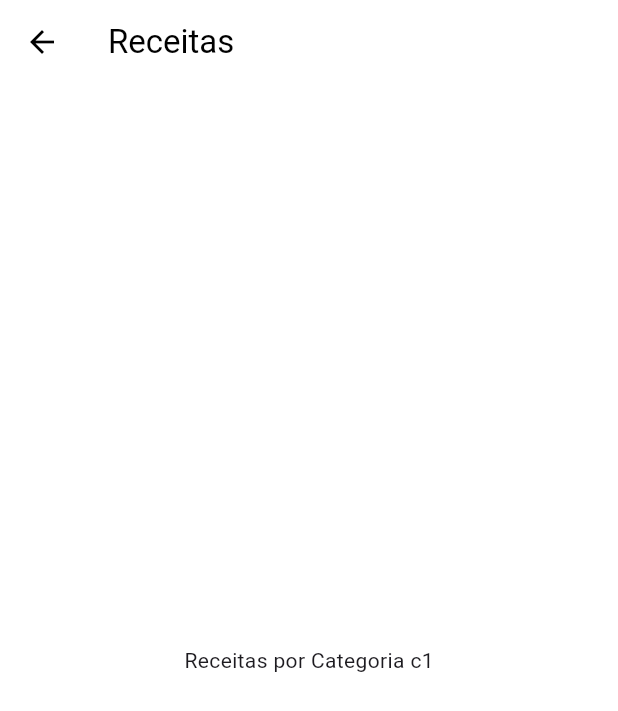
After one commit to elias-ssouza/meals, a Flutter app: the screen it shows after launch, after a tap on "Italiano", on a phone screen of 412 x 824 dp. The commit adds this screen. Shown: the top 711 px of the screen. Run offline on Flutter 3.47's test engine with Material 3 defaults, Android fonts, the phone set to English and light mode, and no system bars.

Commit message:
criação das rotas

```diff
--- a/lib/components/category_item.dart
+++ b/lib/components/category_item.dart
@@ -1,20 +1,34 @@
 import 'package:flutter/material.dart';
 import 'package:meals/models/category.dart';
+import '../utils/app_routes.dart';
 
 class CategoryItem extends StatelessWidget {
 
   final Category category;
 
-  const CategoryItem(this.category);
+  const CategoryItem(this.category, {super.key});
+
+  void _selectCategory (BuildContext context){
+    // Navigator.of(context).push(
+    //   MaterialPageRoute(
+    //   builder: (_){
+    //     return CategoriesMealsScreen(category);
+    //   },
+    //   ),
+    // );
+    Navigator.of(context).pushNamed(AppRoutes.CATEGORIES_MEALS,
+    arguments: category,
+    );
+  }
 
   @override
   Widget build(BuildContext context) {
-    return Container(
+    return InkWell(
+      onTap: () => _selectCategory(context),
+      splashColor: Theme.of(context).primaryColor,
+      borderRadius: BorderRadius.circular(15),
+      child: Container(
         padding: const EdgeInsets.all(15),
-      child: Text(
-        category.title,
-        style: Theme.of(context).textTheme.titleMedium,
-        ),
         decoration: BoxDecoration(
           borderRadius: BorderRadius.circular(15),
           gradient: LinearGradient(
@@ -26,6 +40,11 @@ class CategoryItem extends StatelessWidget {
             end: Alignment.bottomRight
           )
         ),
+        child: Text(
+          category.title,
+          style: Theme.of(context).textTheme.titleMedium,
+          ),
+      ),
     );
   }
 }
--- a/lib/main.dart
+++ b/lib/main.dart
@@ -1,5 +1,7 @@
 import 'package:flutter/material.dart';
 import 'screens/categories_screen.dart';
+import 'screens/categories_meals_screen.dart';
+import 'utils/app_routes.dart';
 
 void main() {
   runApp(const MyApp());
@@ -15,7 +17,7 @@ class MyApp extends StatelessWidget {
       theme: ThemeData(
         colorScheme: ColorScheme.fromSwatch().copyWith(
           primary: Colors.pink,
-          secondary: Colors.amber,
+          secondary: Colors.yellow,
         ),
         canvasColor: const Color.fromRGBO(255, 254, 229, 1),
         fontFamily: 'Raleway',
@@ -26,7 +28,10 @@ class MyApp extends StatelessWidget {
               ),
             ),
       ),
-      home: const CategoriesScreen(),
+      routes: {
+        AppRoutes.HOME: (ctx) => const CategoriesScreen(),
+        AppRoutes.CATEGORIES_MEALS: (ctx) => CategoriesMealsScreen(),
+      },
     );
   }
 }
--- /dev/null
+++ b/lib/screens/categories_meals_screen.dart
@@ -0,0 +1,18 @@
+import 'package:flutter/material.dart';
+import '../models/category.dart';
+
+class CategoriesMealsScreen extends StatelessWidget {
+
+  @override
+  Widget build(BuildContext context) {
+    final category = ModalRoute.of(context)?.settings.arguments as Category;
+    return  Scaffold(
+      appBar: AppBar(
+        title: const Text('Receitas'),
+      ),
+      body: Center(
+        child: Text('Receitas por Categoria ${category.id}'),
+      ),
+    );
+  }
+}
--- /dev/null
+++ b/lib/utils/app_routes.dart
@@ -0,0 +1,4 @@
+class AppRoutes{
+  static const HOME = '/';
+  static const CATEGORIES_MEALS = '/categories-meals';
+}
```
Lines whose indentation alone changed are shown as unchanged.
